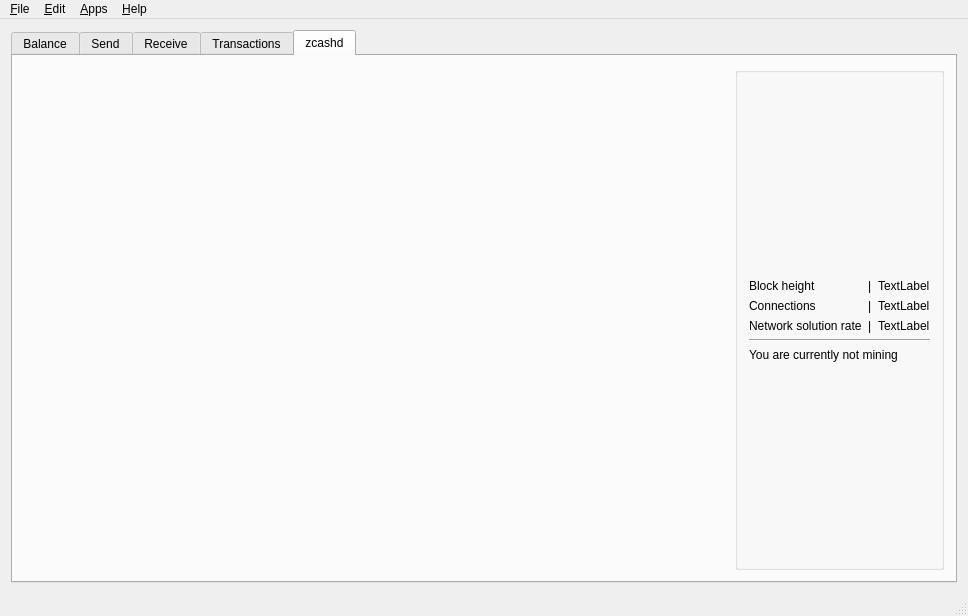
Above: src/mainwindow.ui from z-bitcoinz/BitcoinZ_Blue before the change. Below: the same form after it.
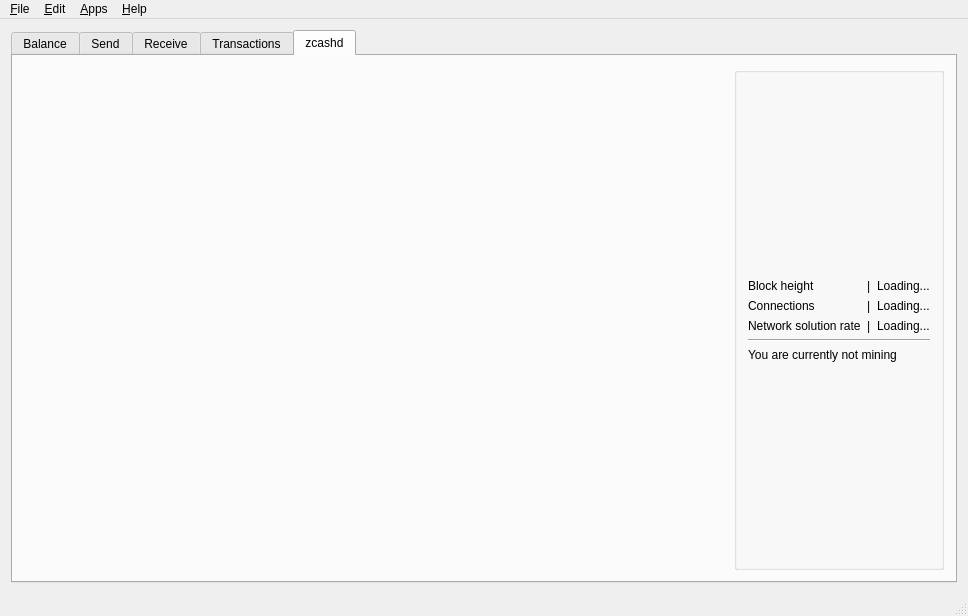
That is the form after the change. Icons and pictures are not drawn. Custom widgets are drawn as their Qt base class.

Commit message: Make startup window modal, other small fixes

The edit to the form file:
```diff
--- a/src/mainwindow.ui
+++ b/src/mainwindow.ui
@@ -767,7 +767,7 @@
              <item row="2" column="2">
               <widget class="QLabel" name="numconnections">
                <property name="text">
-                <string>TextLabel</string>
+                <string>Loading...</string>
                </property>
               </widget>
              </item>
@@ -781,7 +781,7 @@
              <item row="3" column="2">
               <widget class="QLabel" name="solrate">
                <property name="text">
-                <string>TextLabel</string>
+                <string>Loading...</string>
                </property>
               </widget>
              </item>
@@ -802,7 +802,7 @@
              <item row="1" column="2">
               <widget class="QLabel" name="blockheight">
                <property name="text">
-                <string>TextLabel</string>
+                <string>Loading...</string>
                </property>
               </widget>
              </item>
```
Left out of the diff: 6 changed lines with no effect on the pictures. The commit also changes 5 other files.
